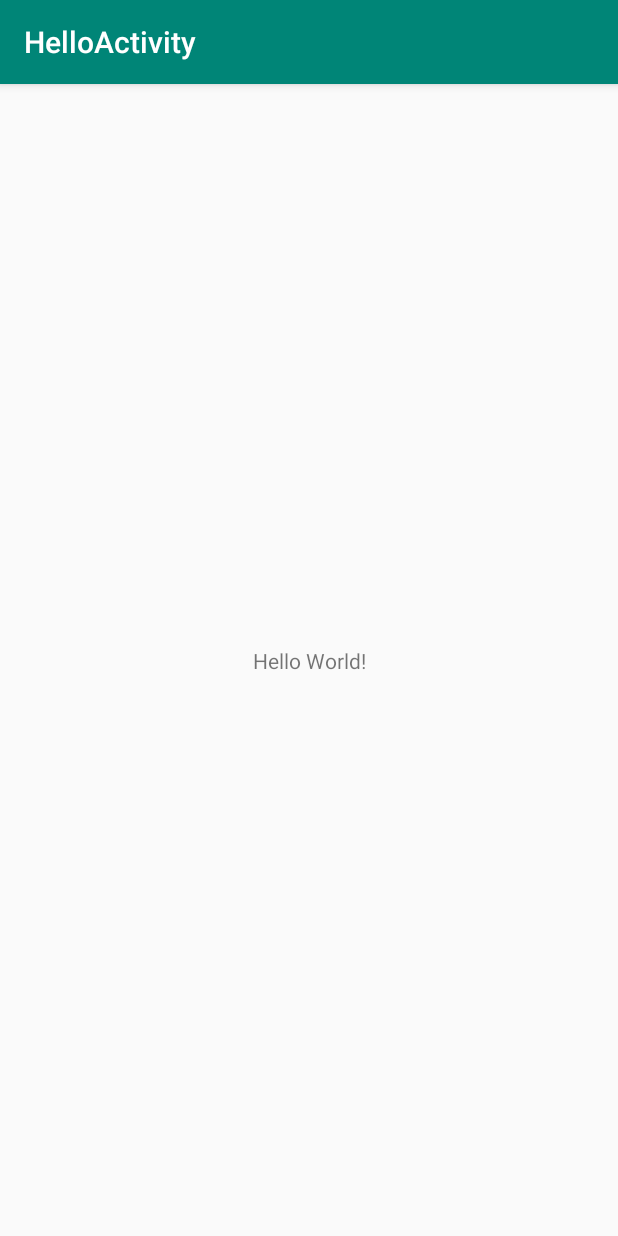
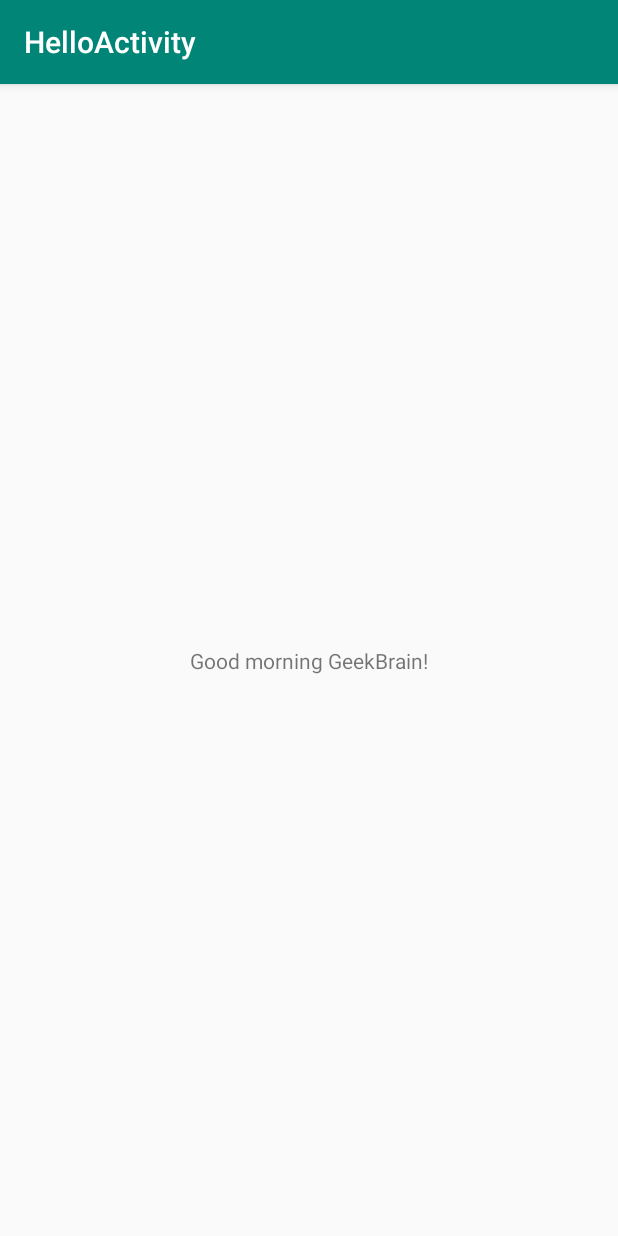
Before and after one commit to apetrovskiy/GeekAndroidBasic, an Android app: the screen it shows after launch (HelloActivity), on a phone screen of 412 x 824 dp. Run offline under Robolectric (Android 15) with nearby library versions, the phone set to English and light mode, and no system bars.

Commit message:
the initial change

```diff
--- a/Lesson_01/HelloActivity/app/src/main/java/ru/geekbrains/HelloActivity.java
+++ b/Lesson_01/HelloActivity/app/src/main/java/ru/geekbrains/HelloActivity.java
@@ -2,6 +2,9 @@ package ru.geekbrains;
 
 import android.support.v7.app.AppCompatActivity;
 import android.os.Bundle;
+import android.widget.TextView;
+
+import java.util.Calendar;
 
 public class HelloActivity extends AppCompatActivity {
 
@@ -9,5 +12,19 @@ public class HelloActivity extends AppCompatActivity {
     protected void onCreate(Bundle savedInstanceState) {
         super.onCreate(savedInstanceState);
         setContentView(R.layout.activity_hello);
+        TextView greeting = (TextView) findViewById(R.id.greeting);
+        int currentHour = Calendar.getInstance().get(Calendar.HOUR_OF_DAY);
+        if (5 <= currentHour && currentHour < 12){
+            greeting.setText("Good morning GeekBrain!");
+        }
+        else if (12 <= currentHour && currentHour < 6) {
+            greeting.setText("Good afternoon GeekBrains!");
+        }
+        else if (6 <= currentHour && currentHour < 9) {
+            greeting.setText("Good evening GeekBrains!");
+        }
+        else {
+            greeting.setText("Good night GeekBrains!");
+        }
     }
 }
--- a/Lesson_01/HelloActivity/app/src/main/res/layout/activity_hello.xml
+++ b/Lesson_01/HelloActivity/app/src/main/res/layout/activity_hello.xml
@@ -7,9 +7,10 @@
     tools:context=".HelloActivity">
 
     <TextView
+        android:id="@+id/greeting"
         android:layout_width="wrap_content"
         android:layout_height="wrap_content"
-        android:text="Hello World!"
+        android:text="@string/greeting"
         app:layout_constraintBottom_toBottomOf="parent"
         app:layout_constraintLeft_toLeftOf="parent"
         app:layout_constraintRight_toRightOf="parent"
--- a/Lesson_01/HelloActivity/app/src/main/res/values/strings.xml
+++ b/Lesson_01/HelloActivity/app/src/main/res/values/strings.xml
@@ -1,3 +1,4 @@
 <resources>
     <string name="app_name">HelloActivity</string>
+    <string name="greeting">Hello GeekBrains!</string>
 </resources>
```
